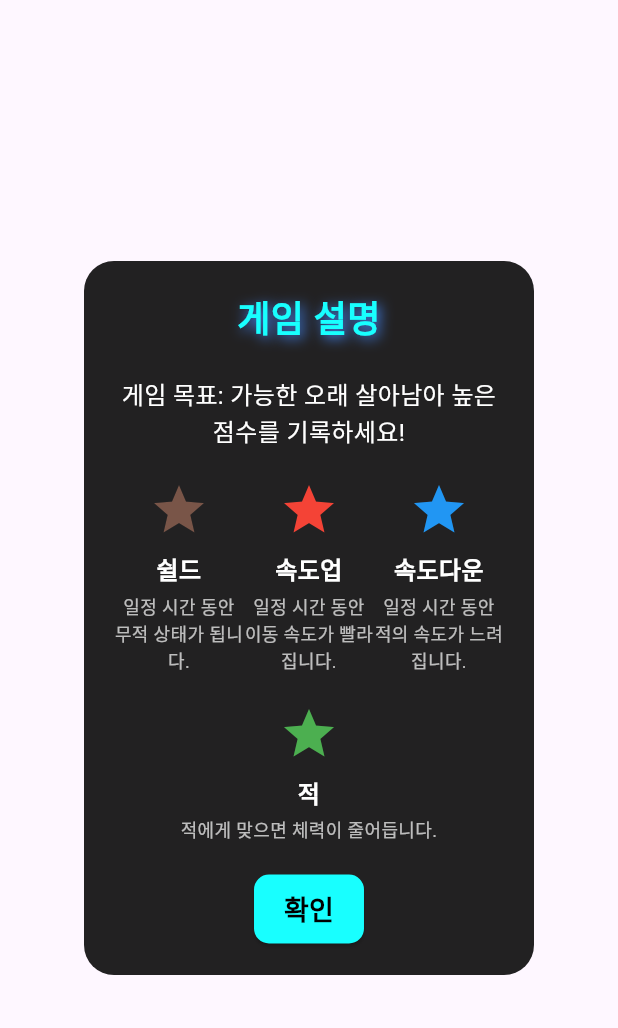
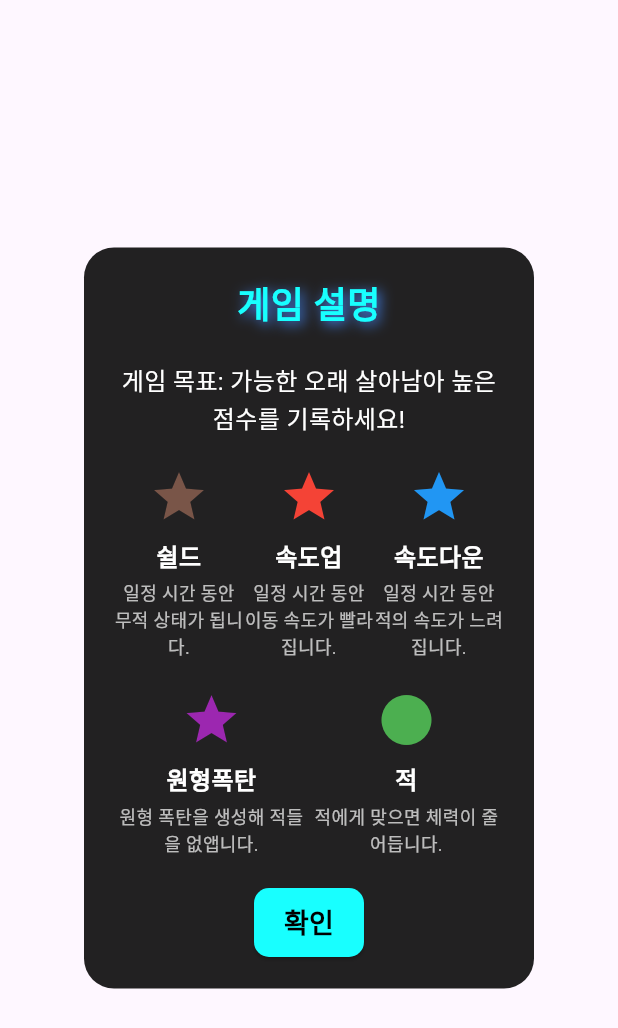
Before and after one commit to beomsuong/LadyBug-, a Flutter app: the GameDescriptionDialog widget shown alone on an empty page, opened directly, on a phone screen of 412 x 824 dp. Shown: the top 1028 px of the screen. Run offline on Flutter 3.47's test engine with Material 3 defaults, Android fonts, the phone set to English and light mode, and no system bars; our stand-ins replace flutter_riverpod, just_audio, riverpod_annotation; missing offline and left inert: flutter_joystick, show_fps; generated files the repository leaves out were written again; statements that could not run were skipped.

```diff
--- a/lib/game_data/game_data.dart
+++ b/lib/game_data/game_data.dart
@@ -6,6 +6,8 @@ import 'package:lady_bug/item/item_model.dart';
 class GameData {
   static final GameData _instance = GameData._internal();
   double currentTime = 0.0;
+  bool gameEnd = false; //게임 오버
+
   Offset currentPosition = Offset(screenWidth / 2, screenHeight / 2);
   Offset targetPosition = Offset(screenWidth / 2, screenHeight / 2);
 
@@ -20,6 +22,7 @@ class GameData {
   ///게임 리셋
   void gameReset() {
     currentTime = 0.0;
+    gameEnd = false;
     currentPosition = Offset(screenWidth / 2, screenHeight / 2);
     targetPosition = Offset(screenWidth / 2, screenHeight / 2);
     itemList = [];
--- a/lib/setting_dialog.dart
+++ b/lib/setting_dialog.dart
@@ -154,6 +154,7 @@ class GameDescriptionDialog extends StatelessWidget {
                 children: [
                   Expanded(
                     child: _buildItemDescription(
+                      icon: Icons.star,
                       iconColor: Colors.brown,
                       label: '쉴드',
                       description: '일정 시간 동안 무적 상태가 됩니다.',
@@ -161,6 +162,7 @@ class GameDescriptionDialog extends StatelessWidget {
                   ),
                   Expanded(
                     child: _buildItemDescription(
+                      icon: Icons.star,
                       iconColor: Colors.red,
                       label: '속도업',
                       description: '일정 시간 동안 이동 속도가 빨라집니다.',
@@ -168,6 +170,7 @@ class GameDescriptionDialog extends StatelessWidget {
                   ),
                   Expanded(
                     child: _buildItemDescription(
+                      icon: Icons.star,
                       iconColor: Colors.blue,
                       label: '속도다운',
                       description: '일정 시간 동안 적의 속도가 느려집니다.',
@@ -176,10 +179,25 @@ class GameDescriptionDialog extends StatelessWidget {
                 ],
               ),
               const SizedBox(height: 20),
-              _buildItemDescription(
-                iconColor: Colors.green,
-                label: '적',
-                description: '적에게 맞으면 체력이 줄어듭니다.',
+              Row(
+                children: [
+                  Expanded(
+                    child: _buildItemDescription(
+                      icon: Icons.star,
+                      iconColor: Colors.purple,
+                      label: '원형폭탄',
+                      description: '원형 폭탄을 생성해 적들을 없앱니다.',
+                    ),
+                  ),
+                  Expanded(
+                    child: _buildItemDescription(
+                      icon: Icons.circle,
+                      iconColor: Colors.green,
+                      label: '적',
+                      description: '적에게 맞으면 체력이 줄어듭니다.',
+                    ),
+                  ),
+                ],
               ),
               const SizedBox(height: 20),
               ElevatedButton(
@@ -212,6 +230,7 @@ class GameDescriptionDialog extends StatelessWidget {
 
   // 아이템 설명 빌더 함수
   Widget _buildItemDescription({
+    required IconData icon,
     required Color iconColor,
     required String label,
     required String description,
@@ -220,7 +239,7 @@ class GameDescriptionDialog extends StatelessWidget {
       mainAxisSize: MainAxisSize.min,
       children: [
         Icon(
-          Icons.star,
+          icon,
           color: iconColor,
           size: 40,
         ),
--- a/lib/view_model/main_page_view_model.dart
+++ b/lib/view_model/main_page_view_model.dart
@@ -35,7 +35,6 @@ class MainPageViewModel extends _$MainPageViewModel with ChangeNotifier {
         gameData.currentPosition = _animation.value;
         notifyListeners();
       });
-
     Timer.periodic(const Duration(milliseconds: 10), (Timer timer) {
       if (settingData.gameStop || gameData.playerLife <= 0) {
         //정지상태면 타이머 X
```
Also changed, not shown: lib/game_end_diolog.dart (added, +92 -0 lines), lib/main_page.dart (+12 -0 lines), lib/player_character/player_character.dart (+71 -7 lines).
